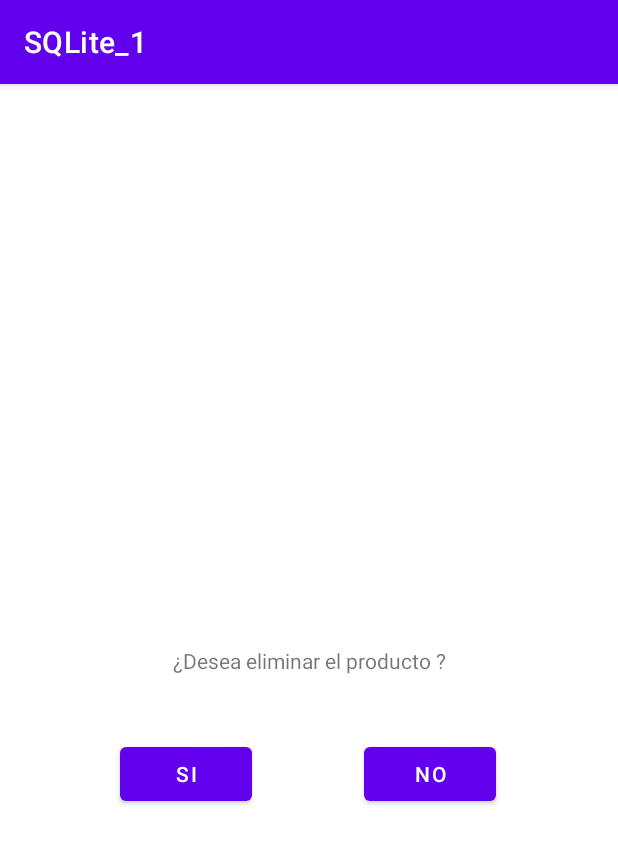
After one commit to ASASauqui/SQLite-Android-App, an Android app: the DeleteProduct screen opened directly, with no data from a screen before it, on a phone screen of 412 x 824 dp. The commit adds this screen. Shown: the top 844 px of the screen. Run offline under Robolectric (Android 15) with nearby library versions, the phone set to English and light mode, and no system bars; 1 statement that could not run was skipped.

Commit message:
feat: delete product

```diff
--- a/app/src/main/AndroidManifest.xml
+++ b/app/src/main/AndroidManifest.xml
@@ -13,6 +13,9 @@
         android:supportsRtl="true"
         android:theme="@style/Theme.SQLite_1"
         tools:targetApi="31">
+        <activity
+            android:name=".DeleteProduct"
+            android:exported="false" />
         <activity
             android:name=".UpdateProduct"
             android:exported="false" />
--- /dev/null
+++ b/app/src/main/java/com/example/sqlite_1/DeleteProduct.kt
@@ -0,0 +1,69 @@
+package com.example.sqlite_1
+
+import android.content.Intent
+import androidx.appcompat.app.AppCompatActivity
+import android.os.Bundle
+import android.widget.Button
+import android.widget.EditText
+import android.widget.TextView
+import android.widget.Toast
+
+class DeleteProduct : AppCompatActivity() {
+    override fun onCreate(savedInstanceState: Bundle?) {
+        super.onCreate(savedInstanceState)
+        setContentView(R.layout.activity_delete_product)
+
+        val context = this
+
+        var id = 0
+        val txtConfirm = findViewById<TextView>(R.id.txtConfirm)
+        val btnAccept  =findViewById<Button>(R.id.btnAccept)
+        val btnCancel  =findViewById<Button>(R.id.btnCancel)
+
+        if(savedInstanceState == null){
+            var extras = intent.extras
+
+            if(extras == null){
+                id = Integer.parseInt(null)
+            }
+            else{
+                id = extras.getInt("ID")
+            }
+        }
+        else{
+            id = savedInstanceState.getSerializable("ID") as Int
+        }
+
+        val db = DatabaseHandler(context)
+        val product = db.readDataProduct(id)
+
+        if(product != null){
+            txtConfirm.setText("¿Desea eliminar el producto " + product.name + "?")
+        }
+
+
+        btnCancel.setOnClickListener {
+            Intent(this, MainActivity::class.java).also {
+                startActivity(it)
+            }
+        }
+
+        btnAccept.setOnClickListener {
+
+            if(db.deleteOne(product.id)){
+                Toast.makeText(context, "PRODUCTO ELIMINADO", Toast.LENGTH_SHORT).show()
+            }
+            else{
+                Toast.makeText(context, "ERROR AL ELIMINAR", Toast.LENGTH_SHORT).show()
+            }
+
+
+            Intent(this, MainActivity::class.java).also {
+                startActivity(it)
+            }
+        }
+
+
+
+    }
+}
--- /dev/null
+++ b/app/src/main/res/layout/activity_delete_product.xml
@@ -0,0 +1,42 @@
+<?xml version="1.0" encoding="utf-8"?>
+<androidx.constraintlayout.widget.ConstraintLayout xmlns:android="http://schemas.android.com/apk/res/android"
+    xmlns:app="http://schemas.android.com/apk/res-auto"
+    xmlns:tools="http://schemas.android.com/tools"
+    android:layout_width="match_parent"
+    android:layout_height="match_parent"
+    tools:context=".DeleteProduct">
+
+    <TextView
+        android:id="@+id/txtConfirm"
+        android:layout_width="wrap_content"
+        android:layout_height="wrap_content"
+        app:layout_constraintBottom_toBottomOf="parent"
+        app:layout_constraintEnd_toEndOf="parent"
+        app:layout_constraintHorizontal_bias="0.5"
+        app:layout_constraintStart_toStartOf="parent"
+        app:layout_constraintTop_toTopOf="parent" />
+
+    <Button
+        android:id="@+id/btnAccept"
+        android:layout_width="wrap_content"
+        android:layout_height="wrap_content"
+        android:layout_marginStart="80dp"
+        android:text="Si"
+        app:layout_constraintBottom_toBottomOf="parent"
+        app:layout_constraintStart_toStartOf="parent"
+        app:layout_constraintTop_toTopOf="parent"
+        app:layout_constraintVertical_bias="0.606" />
+
+    <Button
+        android:id="@+id/btnCancel"
+        android:layout_width="wrap_content"
+        android:layout_height="wrap_content"
+        android:layout_marginEnd="68dp"
+        android:text="No"
+        app:layout_constraintBottom_toBottomOf="parent"
+        app:layout_constraintEnd_toEndOf="parent"
+        app:layout_constraintHorizontal_bias="0.851"
+        app:layout_constraintStart_toEndOf="@+id/btnAccept"
+        app:layout_constraintTop_toTopOf="parent"
+        app:layout_constraintVertical_bias="0.606" />
+</androidx.constraintlayout.widget.ConstraintLayout>
```
Also changed, not shown: app/src/main/java/com/example/sqlite_1/DatabaseHandler.kt (+22 -0 lines), app/src/main/java/com/example/sqlite_1/adapters/ProductListAdapter.kt (+10 -0 lines).
